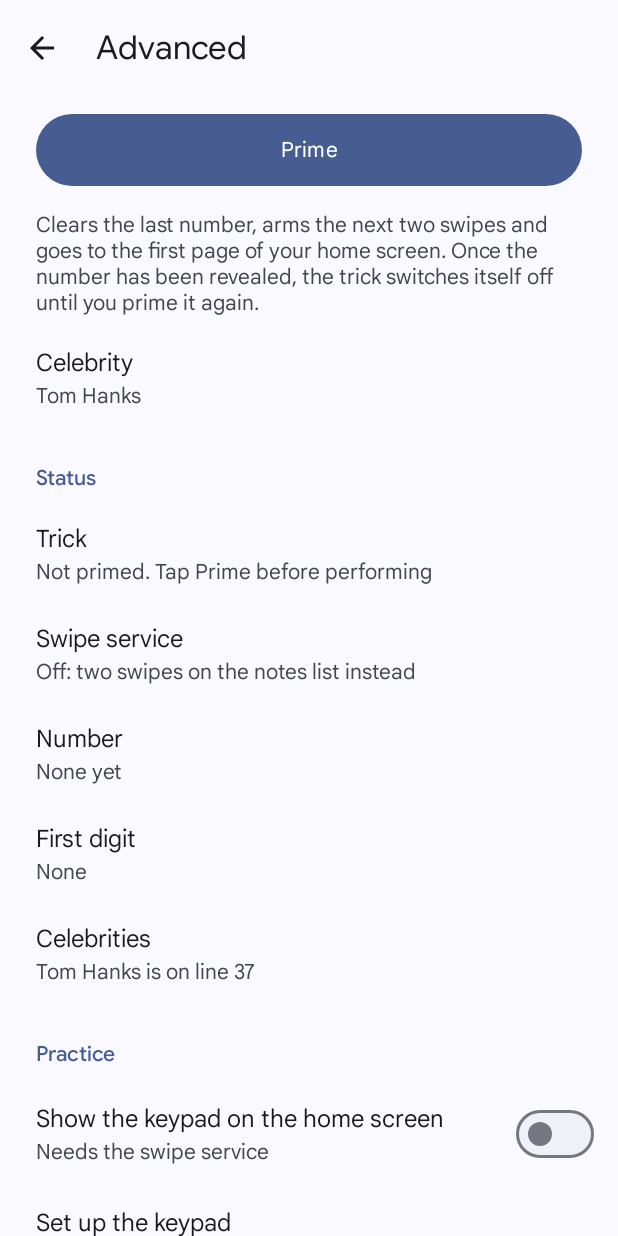
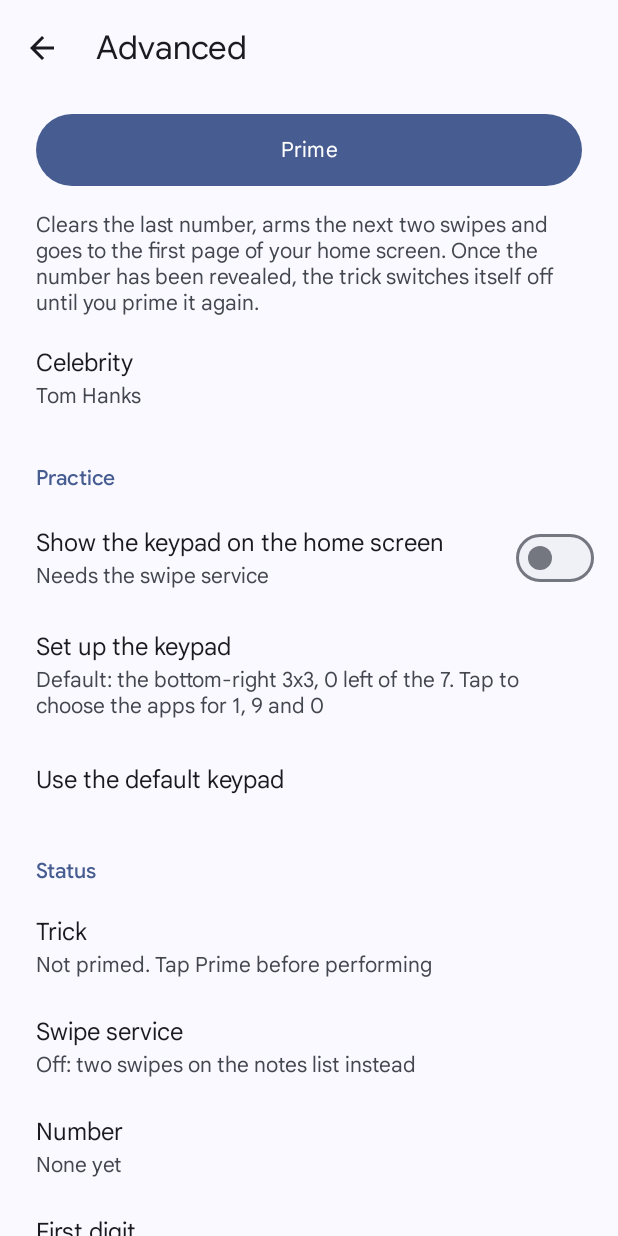
Before and after one commit to WolfyCodeK/free-digital-force-bag, an Android app: the HiddenSettingsActivity screen opened directly, with no data from a screen before it, on a phone screen of 412 x 824 dp. Run offline under Robolectric (Android 15) with nearby library versions, the phone set to English and light mode, and no system bars.

Commit message:
Hidden settings: Practice section near the top
Prime, Celebrity, then Practice (keypad overlay, Set up the keypad, Use the
default keypad), then Status, Feedback, Timing and Actions: the things used
most are reachable without scrolling. It also takes the CI's keypad set-up
tap off a scrolled list, where the slow emulator's list was still settling
and the tap kept landing on the overlay switch above.

Co-Authored-By: Claude Opus 5.5 <noreply@anthropic.com>
Claude-Session: https://claude.ai/code/session_013yJXwcJBpM2tpUEQfocHz6

```diff
--- a/app/src/main/java/app/notes/HiddenSettingsActivity.java
+++ b/app/src/main/java/app/notes/HiddenSettingsActivity.java
@@ -99,14 +99,6 @@ public class HiddenSettingsActivity extends AppCompatActivity {
 
         celebrity = value(row("Celebrity", v -> askName()));
 
-        header("Status");
-        trick = value(row("Trick", null));
-        service = value(row("Swipe service", v -> startActivity(
-                new Intent(android.provider.Settings.ACTION_ACCESSIBILITY_SETTINGS))));
-        number = value(row("Number", null));
-        pending = value(row("First digit", null));
-        line = value(row("Celebrities", null));
-
         header("Practice");
         overlayRow = new LinearLayout(this);
         overlayRow.setGravity(Gravity.CENTER_VERTICAL);
@@ -143,6 +135,14 @@ public class HiddenSettingsActivity extends AppCompatActivity {
             updateStatus();
             Snackbar.make(content, "Bottom-right 3x3, with 0 left of the 7", Snackbar.LENGTH_SHORT).show();
         });
+
+        header("Status");
+        trick = value(row("Trick", null));
+        service = value(row("Swipe service", v -> startActivity(
+                new Intent(android.provider.Settings.ACTION_ACCESSIBILITY_SETTINGS))));
+        number = value(row("Number", null));
+        pending = value(row("First digit", null));
+        line = value(row("Celebrities", null));
 
         header("Feedback");
         TextView vib = value(row("Vibration", null));
```
Also changed, not shown: 1 other file.
